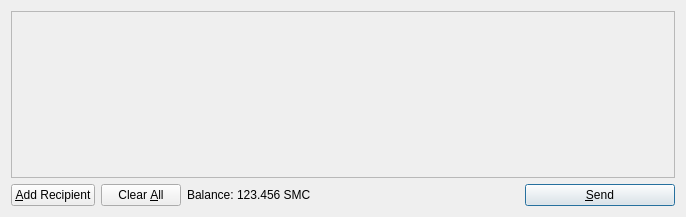
waque/bubblethecoin, file src/qt/forms/sendcoinsdialog.ui: the form before one commit.
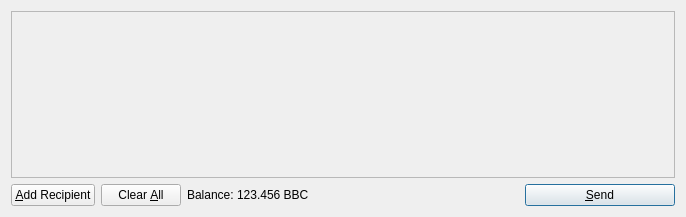
The form after the commit. Icons and pictures are not drawn.

What changed in the file:
```diff
--- a/src/qt/forms/sendcoinsdialog.ui
+++ b/src/qt/forms/sendcoinsdialog.ui
@@ -119,7 +119,7 @@
           <cursorShape>IBeamCursor</cursorShape>
          </property>
          <property name="text">
-          <string>123.456 SMC</string>
+          <string>123.456 BBC</string>
          </property>
          <property name="textInteractionFlags">
           <set>Qt::LinksAccessibleByMouse|Qt::TextSelectableByKeyboard|Qt::TextSelectableByMouse</set>
```
